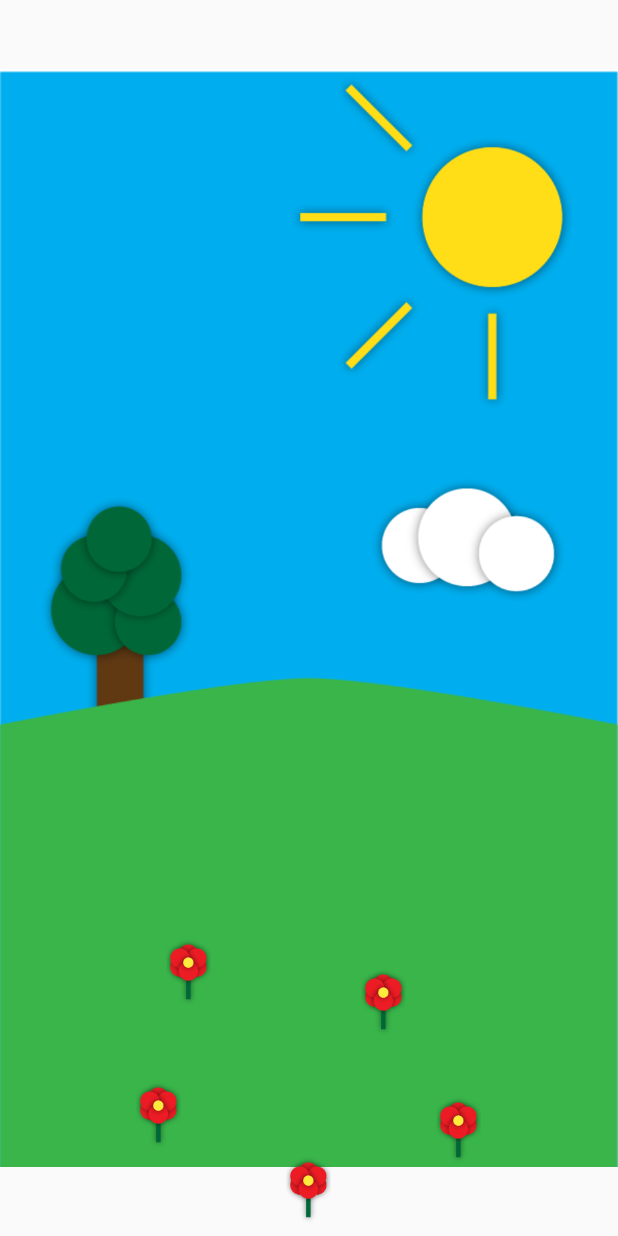
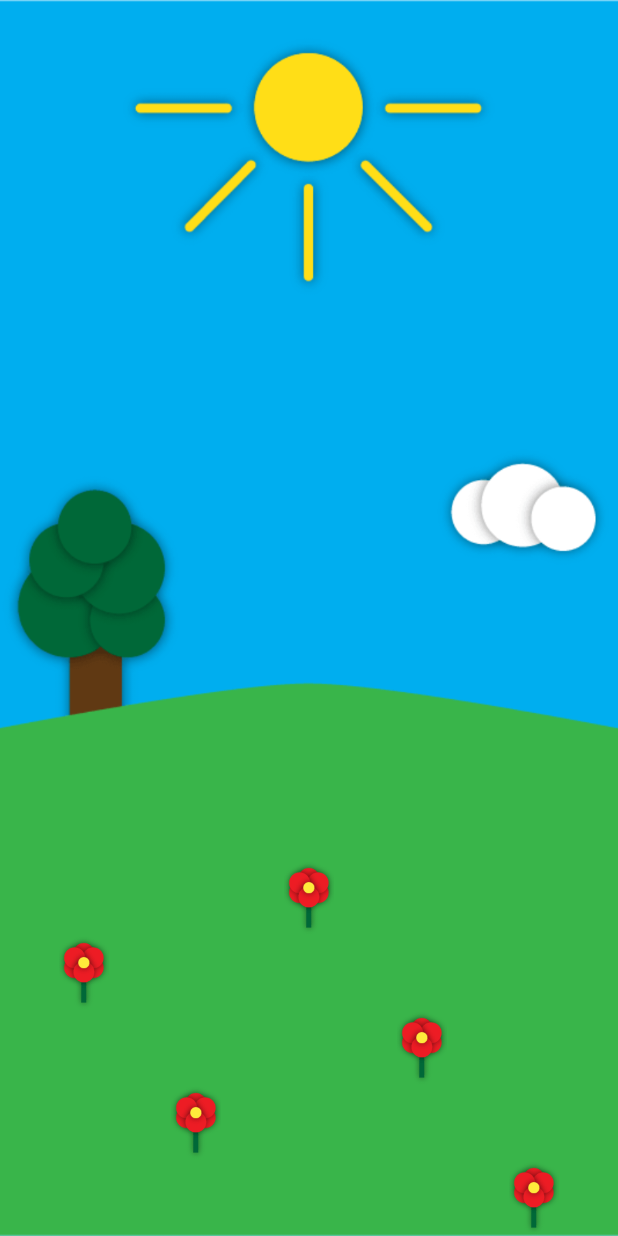
Before and after one commit to gmastrbit/EduGameV3, an Android app: the dod1_g3 screen opened directly, with no data from a screen before it, after a tap on an icon or button, on a phone screen of 412 x 824 dp. Run offline under Robolectric (Android 15) with nearby library versions, the phone set to English and light mode, and no system bars; pictures from the network do not load.

Commit message:
Responsive design x2
activity_main — dod1_g5

```diff
--- a/app/src/main/res/layout/dod1_g3_2.xml
+++ b/app/src/main/res/layout/dod1_g3_2.xml
@@ -3,67 +3,74 @@
     xmlns:app="http://schemas.android.com/apk/res-auto"
     android:id="@+id/rel1"
     android:layout_width="match_parent"
-    android:layout_height="match_parent">
+    android:layout_height="match_parent"
+    android:background="#fff">
 
     <ImageView
         android:id="@+id/imageView453"
-        android:layout_width="wrap_content"
+        android:layout_width="match_parent"
         android:layout_height="match_parent"
+        android:layout_centerHorizontal="true"
+        android:layout_centerVertical="true"
+        android:onClick="dod1_g3_s_no_1"
+        android:scaleType="centerCrop"
+        app:srcCompat="@drawable/game_lug" />
+
+    <LinearLayout
+        android:layout_width="match_parent"
+        android:layout_height="250dp"
+        android:layout_alignParentBottom="true"
         android:layout_alignParentStart="true"
-        android:layout_alignParentTop="true"
-        android:onClick="dod1_g3_s_no_1"
-        app:srcCompat="@drawable/game_lug" />
+        android:gravity="center_horizontal"
+        android:orientation="vertical">
+
+        <ImageView
+            android:id="@+id/imageView454"
+            android:layout_width="40dp"
+            android:layout_height="50dp"
+            android:layout_alignParentBottom="true"
+            android:layout_centerHorizontal="true"
+            android:onClick="dod1_g3_s12"
+            app:srcCompat="@drawable/game44_flower" />
+
+        <ImageView
+            android:id="@+id/imageView458"
+            android:layout_width="40dp"
+            android:layout_height="50dp"
+            android:layout_above="@+id/imageView454"
+            android:layout_alignStart="@+id/imageView454"
+            android:layout_marginLeft="-150dp"
+            android:onClick="dod1_g3_s15"
+            app:srcCompat="@drawable/game44_flower" />
 
         <ImageView
             android:id="@+id/imageView456"
-        android:layout_width="30dp"
+            android:layout_width="40dp"
             android:layout_height="50dp"
             android:layout_above="@+id/imageView454"
             android:layout_alignStart="@+id/imageView454"
-        android:layout_marginLeft="-100dp"
+            android:layout_marginLeft="75dp"
             android:onClick="dod1_g3_s11"
             app:srcCompat="@drawable/game44_flower" />
 
         <ImageView
-        android:id="@+id/imageView454"
-        android:layout_width="30dp"
-        android:layout_height="50dp"
-        android:layout_alignParentBottom="true"
-        android:layout_centerHorizontal="true"
-        android:layout_marginBottom="5dp"
-        android:onClick="dod1_g3_s12"
-        app:srcCompat="@drawable/game44_flower" />
-
-    <ImageView
             android:id="@+id/imageView455"
-        android:layout_width="30dp"
+            android:layout_width="40dp"
             android:layout_height="50dp"
             android:layout_above="@+id/imageView454"
             android:layout_alignStart="@+id/imageView454"
-        android:layout_marginBottom="-10dp"
-        android:layout_marginLeft="100dp"
+            android:layout_marginLeft="-75dp"
             android:onClick="dod1_g3_s13"
             app:srcCompat="@drawable/game44_flower" />
 
         <ImageView
             android:id="@+id/imageView457"
-        android:layout_width="30dp"
+            android:layout_width="40dp"
             android:layout_height="50dp"
             android:layout_above="@+id/imageView456"
             android:layout_alignStart="@+id/imageView454"
-        android:layout_marginBottom="25dp"
-        android:layout_marginLeft="50dp"
+            android:layout_marginLeft="150dp"
             android:onClick="dod1_g3_s14"
             app:srcCompat="@drawable/game44_flower" />
-
-    <ImageView
-        android:id="@+id/imageView458"
-        android:layout_width="30dp"
-        android:layout_height="50dp"
-        android:layout_above="@+id/imageView454"
-        android:layout_alignStart="@+id/imageView454"
-        android:layout_marginBottom="95dp"
-        android:layout_marginLeft="-80dp"
-        android:onClick="dod1_g3_s15"
-        app:srcCompat="@drawable/game44_flower" />
+    </LinearLayout>
 </RelativeLayout>
--- a/app/src/main/res/layout/dod1_g3_3.xml
+++ b/app/src/main/res/layout/dod1_g3_3.xml
@@ -20,9 +20,8 @@
         android:id="@+id/imageView452"
         android:layout_width="wrap_content"
         android:layout_height="wrap_content"
-        android:layout_below="@+id/textView226"
         android:layout_centerHorizontal="true"
-        android:layout_marginTop="150dp"
+        android:layout_centerVertical="true"
         app:srcCompat="@drawable/game44_leaf" />
 
     <TextView
--- a/app/src/main/res/layout/dod1_g3_s.xml
+++ b/app/src/main/res/layout/dod1_g3_s.xml
@@ -20,8 +20,8 @@
         android:id="@+id/imageView466"
         android:layout_width="wrap_content"
         android:layout_height="wrap_content"
-        android:layout_alignParentStart="true"
-        android:layout_alignParentTop="true"
+        android:layout_centerHorizontal="true"
+        android:layout_centerVertical="true"
         android:paddingBottom="120dp"
         android:paddingLeft="10dp"
         android:paddingRight="10dp"
```
Also changed, not shown: app/src/main/res/layout/dod1_g1.xml (+14 -5 lines), app/src/main/res/layout/dod1_g2.xml (+18 -11 lines), app/src/main/res/layout/dod1_g3_4.xml (+52 -42 lines), app/src/main/res/layout/dod1_g4.xml (+10 -3 lines), app/src/main/res/layout/dod1_g5.xml (+14 -13 lines), app/src/main/res/drawable/game_lug.png. Lines whose indentation alone changed are shown as unchanged.
